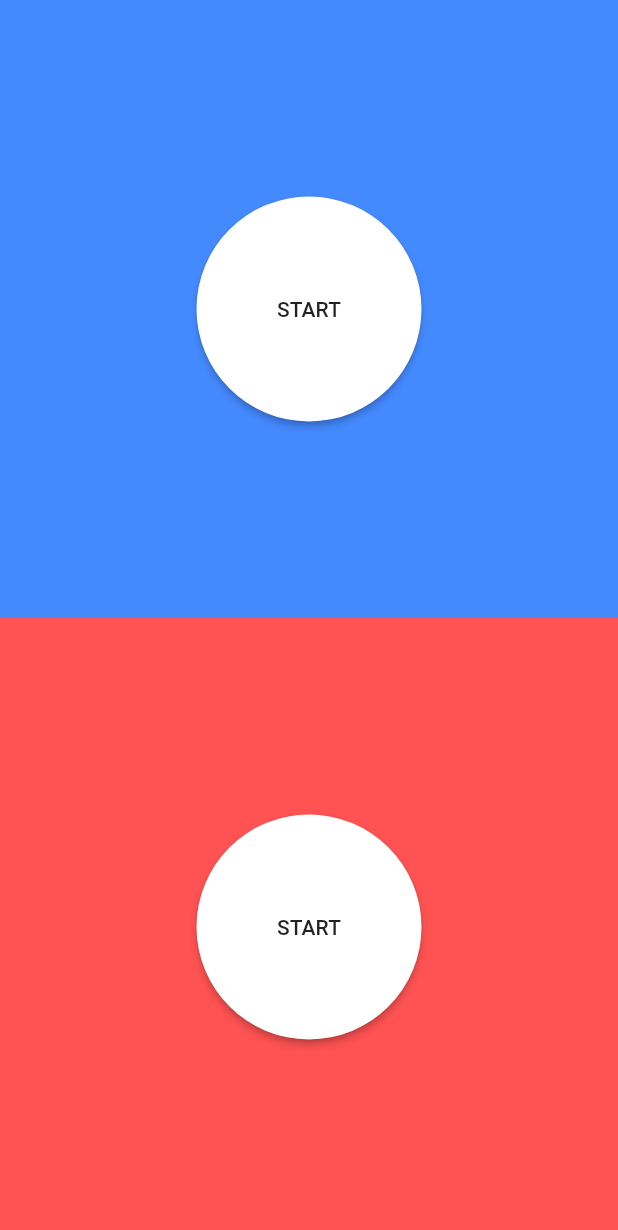
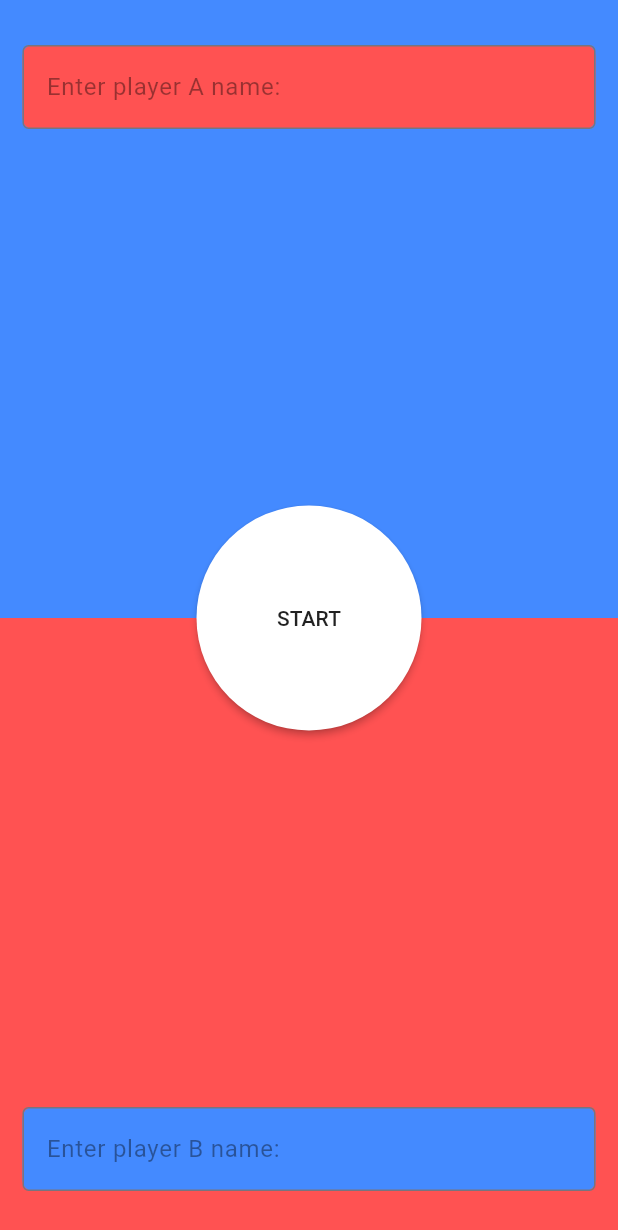
Before and after one commit to waterblaze43/flutterGame, a Flutter app: the screen it shows after launch, on a phone screen of 412 x 824 dp. Shown: the top 1230 px of the screen. Run offline on Flutter 3.47's test engine with Material 3 defaults, Android fonts, the phone set to English and light mode, and no system bars; our stand-ins replace audioplayers.

Commit message:
Update main.dart

```diff
--- a/lib/main.dart
+++ b/lib/main.dart
@@ -10,34 +10,82 @@ void main() {
 }
 
 class MainPage extends StatelessWidget {
-  const MainPage({super.key});
+  MainPage({super.key});
+
+  String playerA = "A";
+  String playerB = "B";
+
+  TextEditingController textControllerA = TextEditingController();
+  TextEditingController textControllerB = TextEditingController();
 
   @override
   Widget build(BuildContext context) {
     return Scaffold(
-        body: Column(
+        body: Stack(
+      alignment: Alignment.bottomCenter,
       children: [
-        Container(
-          color: Colors.blueAccent,
-          width: double.infinity,
-          height: MediaQuery.of(context).size.height / 2,
-          child: Center(child: button(context)),
+        Center(child: button(context)),
+        Align(
+          alignment: Alignment.topLeft,
+          child: Container(
+            color: Colors.blueAccent,
+            width: double.infinity,
+            height: MediaQuery.of(context).size.height / 2,
+          ),
         ),
         Container(
           color: Colors.redAccent,
           width: double.infinity,
           height: MediaQuery.of(context).size.height / 2,
-          child: Center(child: button(context)),
-        )
+        ),
+        Center(child: button(context)),
+        SafeArea(
+          child: Align(
+            alignment: Alignment.topCenter,
+            child: nameEntry(context, "A", textControllerA, Colors.redAccent),
+          ),
+        ),
+        SafeArea(
+          child: Align(
+            alignment: Alignment.bottomCenter,
+            child: nameEntry(context, "B", textControllerB, Colors.blueAccent),
+          ),
+        ),
       ],
     ));
+  }
+
+  Widget nameEntry(BuildContext context, String player,
+      TextEditingController textController, Color bColor) {
+    return Container(
+      margin: EdgeInsets.symmetric(vertical: 30, horizontal: 15),
+      decoration:
+          BoxDecoration(color: bColor, borderRadius: BorderRadius.circular(7)),
+      padding: EdgeInsets.all(0),
+      child: TextField(
+        controller: textController,
+        decoration: InputDecoration(
+          fillColor: Colors.redAccent,
+          hintStyle: TextStyle(color: Color.fromRGBO(0, 0, 0, 0.4)),
+          //contentPadding: EdgeInsets.all(20),
+          hintText: "Enter player $player name: ",
+          border: OutlineInputBorder(),
+        ),
+      ),
+    );
   }
 
   Widget button(BuildContext context) {
     return MaterialButton(
       onPressed: () {
-        Navigator.push(
-            context, MaterialPageRoute(builder: (context) => GamePage()));
+        if (textControllerA.text != "" && textControllerB.text != "") {
+          Navigator.push(
+              context,
+              MaterialPageRoute(
+                  builder: (context) => GamePage(
+                      playerA: textControllerA.text,
+                      playerB: textControllerB.text)));
+        }
       },
       height: 150,
       minWidth: 150,
@@ -49,7 +97,10 @@ class MainPage extends StatelessWidget {
 }
 
 class GamePage extends StatefulWidget {
-  GamePage({super.key});
+  String playerA = "";
+  String playerB = "";
+
+  GamePage({super.key, required this.playerA, required this.playerB});
 
   @override
   State<GamePage> createState() => _GamePageState();
@@ -113,7 +164,8 @@ class _GamePageState extends State<GamePage> {
                   heightA = 0;
                   Navigator.of(context).pushReplacement(MaterialPageRoute(
                       builder: (context) => ResultPage(
-                          winner: "B", winnerColor: Colors.blueAccent)));
+                          winner: widget.playerA,
+                          winnerColor: Colors.blueAccent)));
                 }
               });
             },
@@ -129,7 +181,7 @@ class _GamePageState extends State<GamePage> {
                     crossAxisAlignment: CrossAxisAlignment.start,
                     children: [
                       Text(
-                        "Player B",
+                        widget.playerA,
                         style: TextStyle(
                             fontWeight: FontWeight.bold, fontSize: 18),
                       ),
@@ -158,7 +210,8 @@ class _GamePageState extends State<GamePage> {
                   heightB = 0;
                   Navigator.of(context).pushReplacement(MaterialPageRoute(
                       builder: (context) => ResultPage(
-                          winner: "A", winnerColor: Colors.redAccent)));
+                          winner: widget.playerB,
+                          winnerColor: Colors.redAccent)));
                 }
               });
             },
@@ -174,7 +227,7 @@ class _GamePageState extends State<GamePage> {
                     crossAxisAlignment: CrossAxisAlignment.end,
                     children: [
                       Text(
-                        "Player A",
+                        widget.playerB,
                         style: TextStyle(
                             fontWeight: FontWeight.bold, fontSize: 18),
                       ),
@@ -246,7 +299,7 @@ class _ResultPageState extends State<ResultPage> {
             mainAxisAlignment: MainAxisAlignment.center,
             children: [
               Text(
-                "Player ${widget.winner} has Won the Game",
+                "${widget.winner} has Won the Game",
                 style: TextStyle(fontWeight: FontWeight.bold, fontSize: 20),
               ),
               MaterialButton(
```
